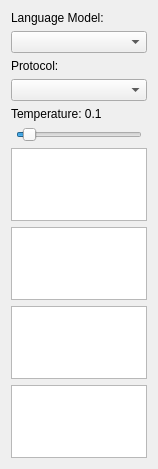
The window that src/gui/components/blueprint_controls_widget.ui (mdb42/omniverse) describes before a commit, drawn with Qt 5.
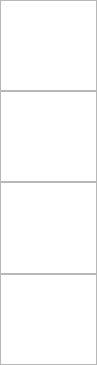
The same window after the commit.

```diff
--- a/src/gui/components/blueprint_controls_widget.ui
+++ b/src/gui/components/blueprint_controls_widget.ui
@@ -6,16 +6,43 @@
    <rect>
     <x>0</x>
     <y>0</y>
-    <width>158</width>
-    <height>469</height>
+    <width>97</width>
+    <height>365</height>
    </rect>
   </property>
+  <property name="sizePolicy">
+   <sizepolicy hsizetype="Preferred" vsizetype="Preferred">
+    <horstretch>0</horstretch>
+    <verstretch>0</verstretch>
+   </sizepolicy>
+  </property>
   <property name="windowTitle">
    <string>Form</string>
   </property>
   <layout class="QVBoxLayout" name="verticalLayout_2">
+   <property name="spacing">
+    <number>0</number>
+   </property>
+   <property name="leftMargin">
+    <number>0</number>
+   </property>
+   <property name="topMargin">
+    <number>0</number>
+   </property>
+   <property name="rightMargin">
+    <number>0</number>
+   </property>
+   <property name="bottomMargin">
+    <number>0</number>
+   </property>
    <item>
     <spacer name="verticalSpacer_2">
+     <property name="sizePolicy">
+      <sizepolicy hsizetype="Preferred" vsizetype="Preferred">
+       <horstretch>0</horstretch>
+       <verstretch>0</verstretch>
+      </sizepolicy>
+     </property>
      <property name="orientation">
       <enum>Qt::Vertical</enum>
      </property>
@@ -28,100 +55,87 @@
     </spacer>
    </item>
    <item>
-    <layout class="QVBoxLayout" name="verticalLayout_3">
-     <item>
-      <widget class="QLabel" name="language_model_label">
-       <property name="text">
-        <string>Language Model:</string>
-       </property>
-      </widget>
-     </item>
-     <item>
-      <widget class="QComboBox" name="language_model_combo_box"/>
-     </item>
-     <item>
-      <widget class="QLabel" name="protocol_label">
-       <property name="text">
-        <string>Protocol:</string>
-       </property>
-      </widget>
-     </item>
-     <item>
-      <widget class="QComboBox" name="protocol_combo_box"/>
-     </item>
-     <item>
-      <layout class="QVBoxLayout" name="verticalLayout_4">
-       <item>
-        <widget class="QLabel" name="temperature_label">
-         <property name="text">
-          <string>Temperature: 0.1</string>
-         </property>
-        </widget>
-       </item>
-       <item>
-        <layout class="QHBoxLayout" name="horizontalLayout">
-         <item>
-          <spacer name="horizontalSpacer">
-           <property name="orientation">
-            <enum>Qt::Horizontal</enum>
-           </property>
-           <property name="sizeType">
-            <enum>QSizePolicy::Fixed</enum>
-           </property>
-           <property name="sizeHint" stdset="0">
-            <size>
-             <width>5</width>
-             <height>5</height>
-            </size>
-           </property>
-          </spacer>
-         </item>
-         <item>
-          <widget class="QSlider" name="temperature_slider">
-           <property name="maximum">
-            <number>20</number>
-           </property>
-           <property name="value">
-            <number>1</number>
-           </property>
-           <property name="orientation">
-            <enum>Qt::Horizontal</enum>
-           </property>
-          </widget>
-         </item>
-         <item>
-          <spacer name="horizontalSpacer_2">
-           <property name="orientation">
-            <enum>Qt::Horizontal</enum>
-           </property>
-           <property name="sizeType">
-            <enum>QSizePolicy::Fixed</enum>
-           </property>
-           <property name="sizeHint" stdset="0">
-            <size>
-             <width>5</width>
-             <height>5</height>
-            </size>
-           </property>
-          </spacer>
-         </item>
-        </layout>
-       </item>
-      </layout>
-     </item>
-    </layout>
+    <widget class="QTextBrowser" name="sentiment_browser">
+     <property name="sizePolicy">
+      <sizepolicy hsizetype="Preferred" vsizetype="Preferred">
+       <horstretch>0</horstretch>
+       <verstretch>0</verstretch>
+      </sizepolicy>
+     </property>
+     <property name="baseSize">
+      <size>
+       <width>0</width>
+       <height>50</height>
+      </size>
+     </property>
+    </widget>
    </item>
    <item>
-    <widget class="QTextBrowser" name="sentiment_browser"/>
+    <widget class="QTextBrowser" name="entity_browser">
+     <property name="sizePolicy">
+      <sizepolicy hsizetype="Preferred" vsizetype="Preferred">
+       <horstretch>0</horstretch>
+       <verstretch>0</verstretch>
+      </sizepolicy>
+     </property>
+     <property name="baseSize">
+      <size>
+       <width>0</width>
+       <height>50</height>
+      </size>
+     </property>
+    </widget>
    </item>
    <item>
-    <widget class="QTextBrowser" name="entity_browser"/>
+    <widget class="QTextBrowser" name="summary_browser">
+     <property name="sizePolicy">
+      <sizepolicy hsizetype="Preferred" vsizetype="Preferred">
+       <horstretch>0</horstretch>
+       <verstretch>0</verstretch>
+      </sizepolicy>
+     </property>
+     <property name="baseSize">
+      <size>
+       <width>0</width>
+       <height>50</height>
+      </size>
+     </property>
+    </widget>
    </item>
    <item>
-    <widget class="QTextBrowser" name="summary_browser"/>
+    <widget class="QTextBrowser" name="knowledge_browser">
+     <property name="sizePolicy">
+      <sizepolicy hsizetype="Preferred" vsizetype="Preferred">
+       <horstretch>0</horstretch>
+       <verstretch>0</verstretch>
+      </sizepolicy>
+     </property>
+     <property name="baseSize">
+      <size>
+       <width>0</width>
+       <height>50</height>
+      </size>
+     </property>
+    </widget>
    </item>
    <item>
-    <widget class="QTextBrowser" name="knowledge_browser"/>
+    <spacer name="verticalSpacer">
+     <property name="sizePolicy">
+      <sizepolicy hsizetype="Preferred" vsizetype="Preferred">
+       <horstretch>0</horstretch>
+       <verstretch>0</verstretch>
+      </sizepolicy>
+     </property>
+     <property name="orientation">
+      <enum>Qt::Vertical</enum>
+     </property>
+     <property name="sizeHint" stdset="0">
+      <size>
+       <width>20</width>
+       <height>40</height>
+      </size>
+     </property>
+    </spacer>
    </item>
   </layout>
  </widget>
```
